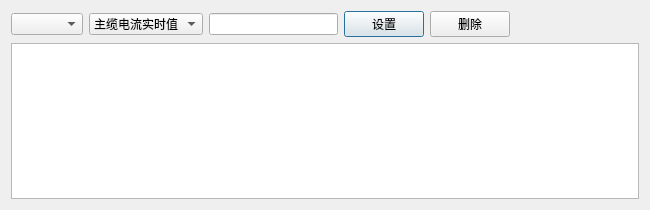
The window that hcsystemmappingregisterdialog.ui (ounie-os/line_monitor) describes before a commit, drawn with Qt 5.
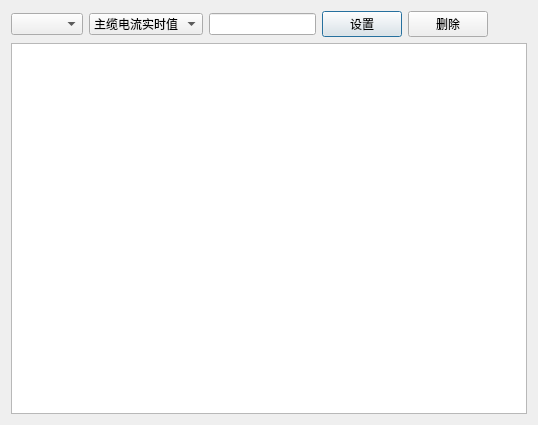
The same window after the commit.

The edit to the form file:
```diff
--- a/hcsystemmappingregisterdialog.ui
+++ b/hcsystemmappingregisterdialog.ui
@@ -6,8 +6,8 @@
    <rect>
     <x>0</x>
     <y>0</y>
-    <width>650</width>
-    <height>210</height>
+    <width>538</width>
+    <height>425</height>
    </rect>
   </property>
   <property name="windowTitle">
```
Left out of the diff: 2 changed lines with no effect on the pictures.
